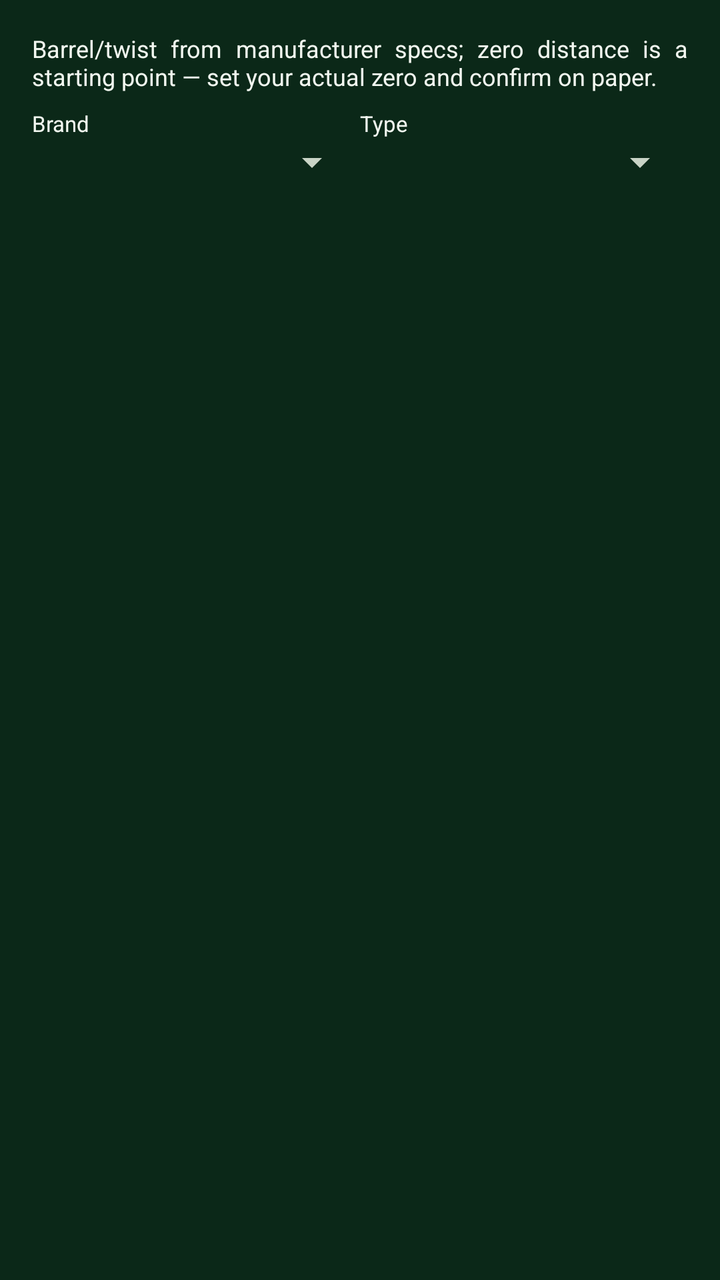
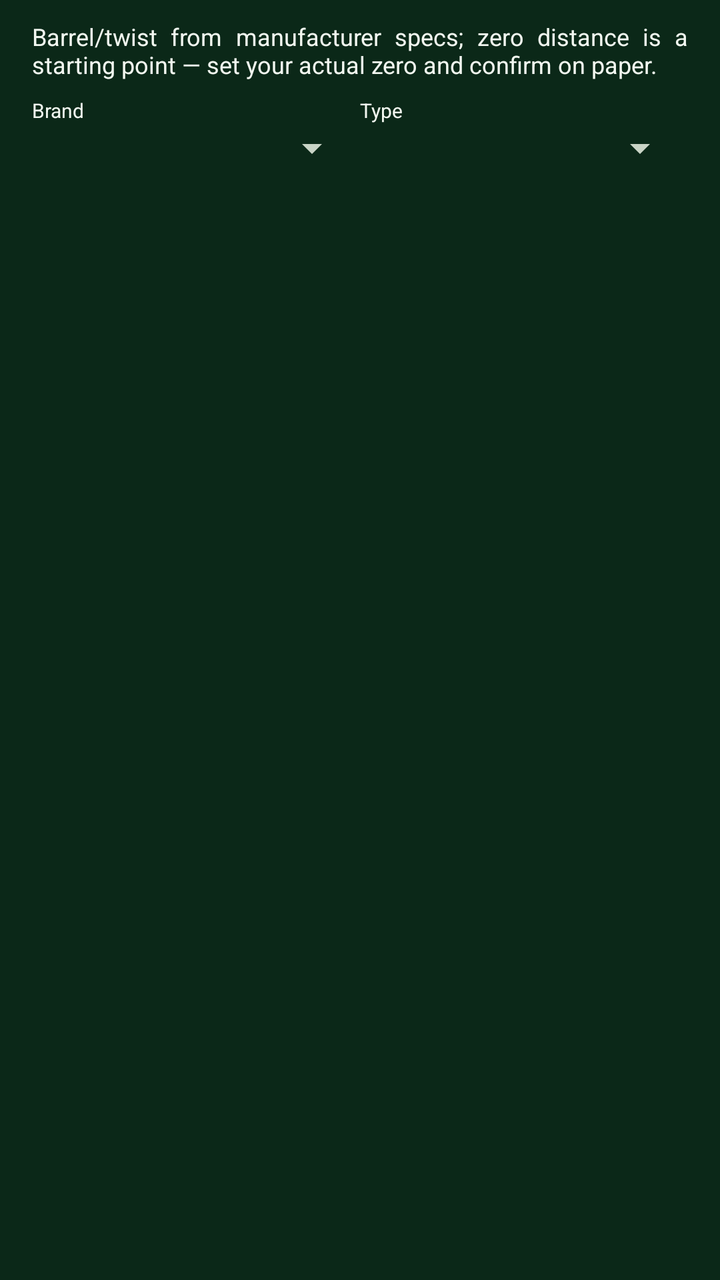

Screens rendered from an Android XML layout before and after an edit, with the pre-edit source and the edit as a unified diff.
<!-- AndroidManifest.xml: application theme Theme.STS -->
<!-- res/layout/dialog_rifle_catalog.xml -->
<?xml version="1.0" encoding="utf-8"?>
<LinearLayout xmlns:android="http://schemas.android.com/apk/res/android"
    android:layout_width="match_parent" android:layout_height="wrap_content"
    android:orientation="vertical" android:padding="16dp">
    <TextView android:textColor="?android:attr/textColorPrimary" android:text="Barrel/twist from manufacturer specs; zero distance is a starting point — set your actual zero and confirm on paper."
        android:textSize="12sp" android:layout_marginBottom="8dp"
        android:layout_width="match_parent" android:layout_height="wrap_content"
                android:justificationMode="inter_word" />
    <LinearLayout android:layout_width="match_parent" android:layout_height="wrap_content" android:orientation="horizontal">
        <LinearLayout android:layout_width="0dp" android:layout_weight="1" android:layout_height="wrap_content" android:orientation="vertical">
            <TextView android:textColor="?android:attr/textColorPrimary" android:text="Brand" android:textSize="11sp" android:layout_width="wrap_content" android:layout_height="wrap_content"/>
            <Spinner android:id="@+id/spRifBrand" android:layout_width="match_parent" android:layout_height="wrap_content"/>
        </LinearLayout>
        <LinearLayout android:layout_width="0dp" android:layout_weight="1" android:layout_height="wrap_content" android:orientation="vertical">
            <TextView android:textColor="?android:attr/textColorPrimary" android:text="Type" android:textSize="11sp" android:layout_width="wrap_content" android:layout_height="wrap_content"/>
            <Spinner android:id="@+id/spRifType" android:layout_width="match_parent" android:layout_height="wrap_content"/>
        </LinearLayout>
    </LinearLayout>
    <TextView android:textColor="?android:attr/textColorSecondary" android:id="@+id/tvRifCount" android:textSize="11sp" android:layout_marginTop="6dp"
        android:layout_width="wrap_content" android:layout_height="wrap_content"/>
    <ListView android:id="@+id/lvRifResults"
        android:layout_width="match_parent" android:layout_height="280dp" android:layout_marginTop="4dp"/>
</LinearLayout>
<!-- resources referenced by this layout -->
<resources>
  <style name="Theme.STS" parent="Theme.STS.Dark" />
  <style name="Theme.STS.Dark" parent="Theme.STS.Base">
          <item name="android:windowBackground">@color/dark_bg</item>
          <item name="colorSurface">@color/dark_surface</item>
          <item name="colorPrimary">@color/dark_accent</item>
          <item name="colorSecondary">@color/dark_accent</item>
          <item name="colorAccent">@color/dark_accent</item>
          <item name="colorOnPrimary">@color/dark_on_accent</item>
          <item name="colorOnSecondary">@color/dark_on_accent</item>
          <item name="android:colorBackground">@color/dark_surface</item>
          <item name="android:textColorPrimary">@color/dark_text</item>
          <item name="android:textColorSecondary">@color/dark_text_dim</item>
          <item name="android:textColorTertiary">#C9D4C6</item>
          <item name="android:textColorHint">#A6B2A4</item>
          <item name="colorOnSurface">@color/dark_text</item>
          <item name="colorOnBackground">@color/dark_text</item>
      </style>
  <style name="Theme.STS.Base" parent="Theme.MaterialComponents.NoActionBar">
          <item name="android:statusBarColor">@color/dark_bg</item>
      </style>
  <color name="dark_bg">#0B2818</color>
  <color name="dark_surface">#124024</color>
  <color name="dark_accent">#C9A24B</color>
  <color name="dark_on_accent">#141008</color>
  <color name="dark_text">#F2F7F0</color>
  <color name="dark_text_dim">#C9D4C6</color>
</resources>

<!-- the commit's change to res/layout/dialog_rifle_catalog.xml (unified diff, before → after) -->
@@ -1,23 +1,26 @@
 <?xml version="1.0" encoding="utf-8"?>
 <LinearLayout xmlns:android="http://schemas.android.com/apk/res/android"
     android:layout_width="match_parent" android:layout_height="wrap_content"
-    android:orientation="vertical" android:padding="16dp">
+    android:orientation="vertical" android:paddingStart="16dp"
+    android:paddingEnd="16dp"
+    android:paddingTop="10dp"
+    android:paddingBottom="8dp">
     <TextView android:textColor="?android:attr/textColorPrimary" android:text="Barrel/twist from manufacturer specs; zero distance is a starting point — set your actual zero and confirm on paper."
         android:textSize="12sp" android:layout_marginBottom="8dp"
         android:layout_width="match_parent" android:layout_height="wrap_content"
                 android:justificationMode="inter_word" />
     <LinearLayout android:layout_width="match_parent" android:layout_height="wrap_content" android:orientation="horizontal">
         <LinearLayout android:layout_width="0dp" android:layout_weight="1" android:layout_height="wrap_content" android:orientation="vertical">
-            <TextView android:textColor="?android:attr/textColorPrimary" android:text="Brand" android:textSize="11sp" android:layout_width="wrap_content" android:layout_height="wrap_content"/>
+            <TextView android:textColor="?android:attr/textColorPrimary" android:text="Brand" android:textSize="10sp" android:layout_width="wrap_content" android:layout_height="wrap_content"/>
             <Spinner android:id="@+id/spRifBrand" android:layout_width="match_parent" android:layout_height="wrap_content"/>
         </LinearLayout>
         <LinearLayout android:layout_width="0dp" android:layout_weight="1" android:layout_height="wrap_content" android:orientation="vertical">
-            <TextView android:textColor="?android:attr/textColorPrimary" android:text="Type" android:textSize="11sp" android:layout_width="wrap_content" android:layout_height="wrap_content"/>
+            <TextView android:textColor="?android:attr/textColorPrimary" android:text="Type" android:textSize="10sp" android:layout_width="wrap_content" android:layout_height="wrap_content"/>
             <Spinner android:id="@+id/spRifType" android:layout_width="match_parent" android:layout_height="wrap_content"/>
         </LinearLayout>
     </LinearLayout>
-    <TextView android:textColor="?android:attr/textColorSecondary" android:id="@+id/tvRifCount" android:textSize="11sp" android:layout_marginTop="6dp"
+    <TextView android:textColor="?android:attr/textColorSecondary" android:id="@+id/tvRifCount" android:textSize="10sp" android:layout_marginTop="6dp"
         android:layout_width="wrap_content" android:layout_height="wrap_content"/>
     <ListView android:id="@+id/lvRifResults"
-        android:layout_width="match_parent" android:layout_height="280dp" android:layout_marginTop="4dp"/>
+        android:layout_width="match_parent" android:layout_height="360dp" android:layout_marginTop="4dp"/>
 </LinearLayout>
